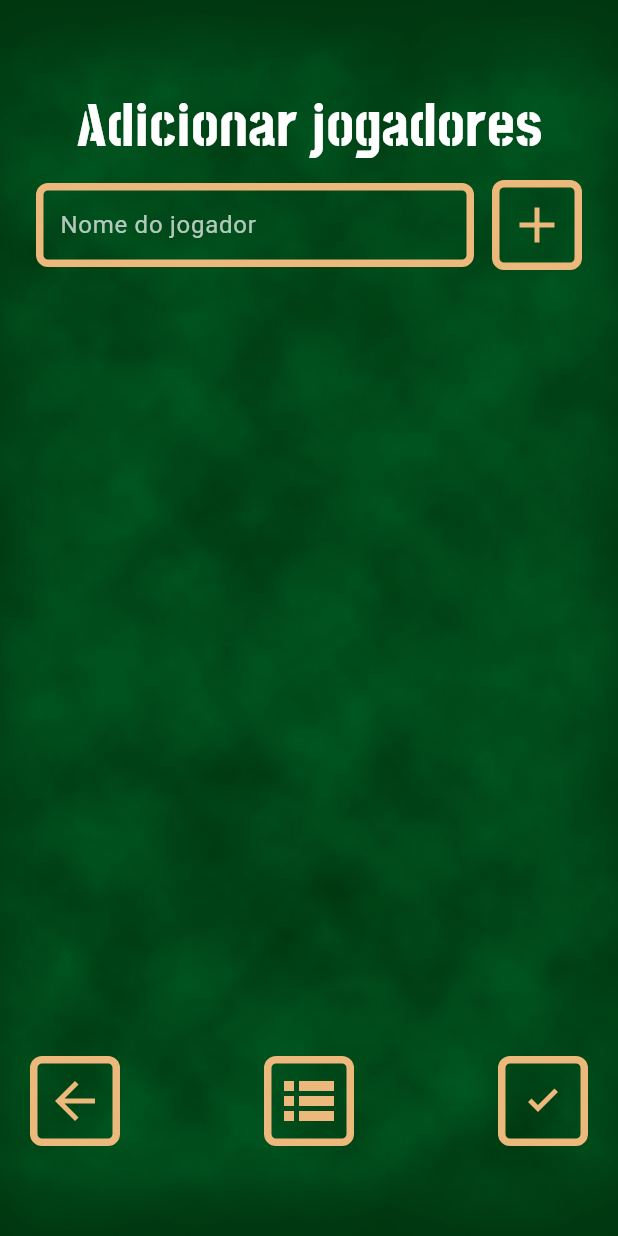
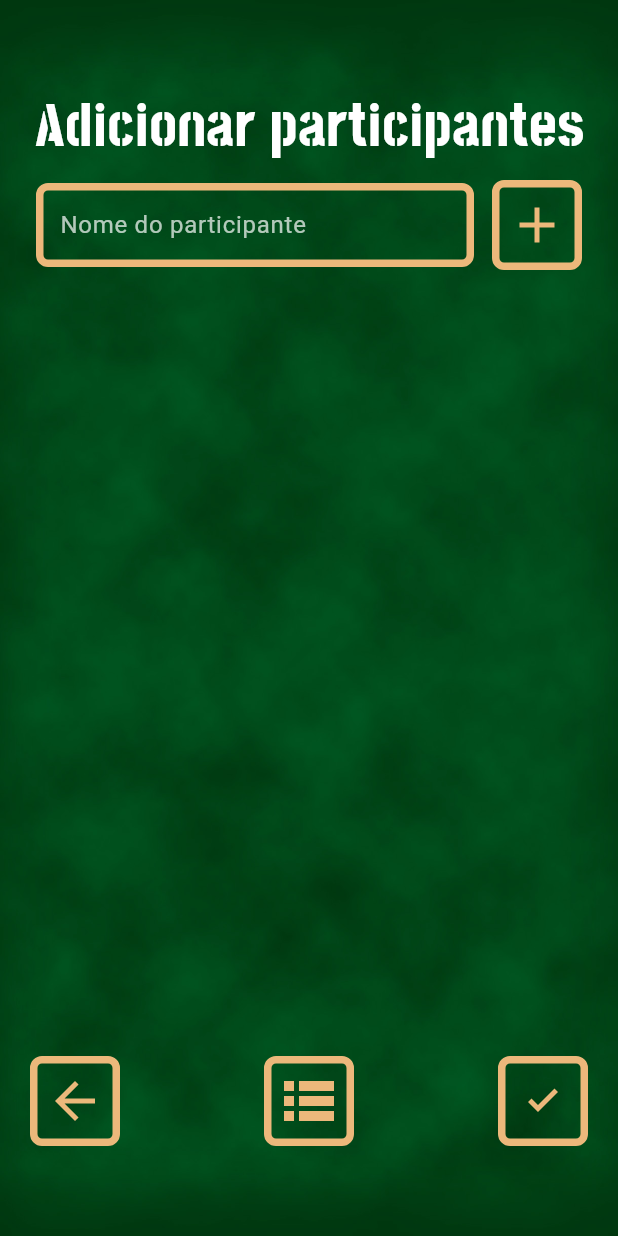
Before and after one commit to Samuelribeiro99/the-championship-manager, a Flutter app: the TelaAdicionarJogadores screen opened directly with empty values, on a phone screen of 412 x 824 dp. Run offline on Flutter 3.47's test engine with Material 3 defaults, Android fonts, the light colour scheme and no system bars; our stand-ins replace cloud_firestore, firebase_auth, firebase_core, flutter_svg, vibration; accounts and stored records are empty.

Commit message:
<CHORE>[Ajustando nomenclatura de jogador para participante]
Desta forma fica mais abrangente e pode ser jogador (no singular) ou time (no plural)

```diff
--- a/app/lib/tela_adicionar_jogadores.dart
+++ b/app/lib/tela_adicionar_jogadores.dart
@@ -46,12 +46,12 @@ class _TelaAdicionarJogadoresState extends State<TelaAdicionarJogadores> {
     final nome = _nomeJogadorController.text.trim();
 
     if (nome.isEmpty) {
-      mostrarPopupAlerta(context, 'Por favor, insira o nome do jogador.');
+      mostrarPopupAlerta(context, 'Por favor, insira o nome do participante.');
       return;
     }
 
     if (_jogadores.any((jogador) => jogador.toLowerCase() == nome.toLowerCase())) {
-      mostrarPopupAlerta(context, 'Este jogador já foi adicionado.');
+      mostrarPopupAlerta(context, 'Este participante já foi adicionado.');
       return;
     }
 
@@ -64,7 +64,7 @@ class _TelaAdicionarJogadoresState extends State<TelaAdicionarJogadores> {
   void _removerJogador(int index) async {
     final confirmar = await mostrarPopupConfirmacao(
       context,
-      titulo: 'Remover Jogador',
+      titulo: 'Remover participante',
       mensagem: 'Tem certeza que deseja remover "${_jogadores[index]}"?',
     );
     if (confirmar == true) {
@@ -213,7 +213,7 @@ class _TelaAdicionarJogadoresState extends State<TelaAdicionarJogadores> {
         children: [
           Align(
             alignment: const Alignment(0.0, -0.85),
-            child: Text('Adicionar jogadores', style: AppTextStyles.screenTitle),
+            child: Text('Adicionar participantes', style: AppTextStyles.screenTitle),
           ),
 
           Padding(
@@ -228,7 +228,7 @@ class _TelaAdicionarJogadoresState extends State<TelaAdicionarJogadores> {
                         controller: _nomeJogadorController,
                         maxLength: 25, // Limite para o nome do jogador
                         decoration: const InputDecoration(
-                          labelText: 'Nome do jogador',
+                          labelText: 'Nome do participante',
                           counterText: "", // Esconde o contador
                         ),
                       ),
--- a/app/lib/tela_jogadores_existentes.dart
+++ b/app/lib/tela_jogadores_existentes.dart
@@ -66,7 +66,7 @@ class _TelaJogadoresExistentesState extends State<TelaJogadoresExistentes> {
         children: [
           Align(
             alignment: const Alignment(0.0, -0.85),
-            child: Text('Jogadores Existentes', style: AppTextStyles.screenTitle),
+            child: Text('Participantes existentes', style: AppTextStyles.screenTitle),
           ),
           SafeArea(
             child: Padding(
@@ -79,7 +79,7 @@ class _TelaJogadoresExistentesState extends State<TelaJogadoresExistentes> {
                   }
                   if (!snapshot.hasData || snapshot.data!.isEmpty) {
                     return const Center(child: Text(
-                      'Nenhum jogador encontrado em campeonatos anteriores.',
+                      'Nenhum participante encontrado em campeonatos anteriores.',
                       textAlign: TextAlign.center,
                       style: TextStyle(fontSize: 18, color: Colors.white70),
                     ));
```
Also changed, not shown: app/lib/tela_principal_campeonato.dart (+15 -2 lines).
